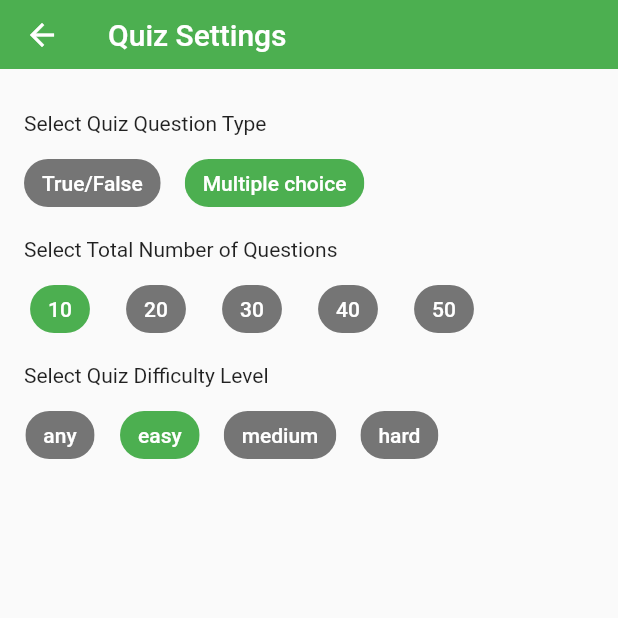
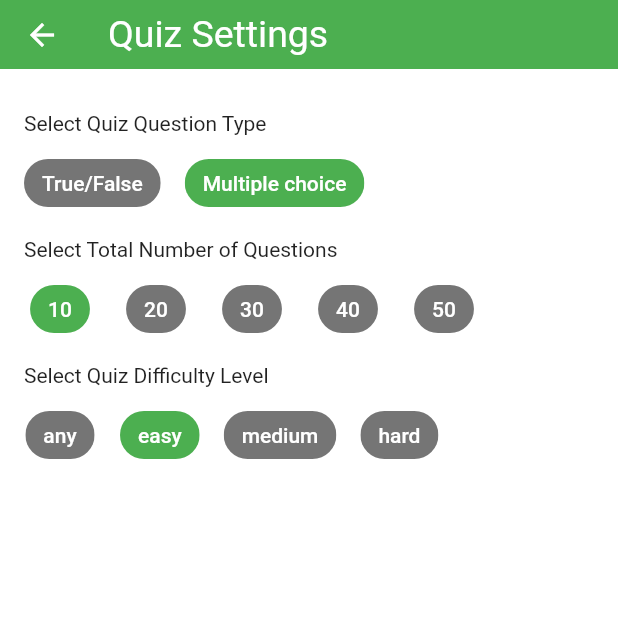
Before and after one commit to MrBooi/trivia_quiz_app, a Flutter app: the screen it shows after launch, after a tap on the "settings" icon, on a phone screen of 412 x 824 dp, the top half of it. Run offline on Flutter 3.47's test engine with Material 2 defaults, Android fonts, the phone set to English and light mode, and no system bars; our stand-ins replace auto_size_text, dio, flutter_custom_clippers, flutter_riverpod, freezed_annotation; generated files the repository leaves out were written again; network calls fail.

Commit message:
feat(app_themes): registered app themes

```diff
--- a/lib/core/presentation/app_widget.dart
+++ b/lib/core/presentation/app_widget.dart
@@ -1,4 +1,5 @@
 import 'package:flutter/material.dart';
+import 'package:opentrivia/core/styles/app_themes.dart';
 import 'package:opentrivia/features/home/presentation/home.dart';
 
 class AppWidget extends StatelessWidget {
@@ -8,9 +9,7 @@ class AppWidget extends StatelessWidget {
   Widget build(BuildContext context) {
     return MaterialApp(
       title: 'Trivia Quiz',
-      theme: ThemeData(
-        primarySwatch: Colors.green,
-      ),
+      theme: AppThemes.appTheme,
       home: const HomePage(),
     );
   }
--- a/lib/core/styles/app_themes.dart
+++ b/lib/core/styles/app_themes.dart
@@ -0,0 +1,26 @@
+import 'package:flutter/material.dart';
+import 'package:opentrivia/core/styles/app_colors.dart';
+import 'package:opentrivia/core/styles/app_text_styles.dart';
+import 'package:opentrivia/core/styles/text_theme.dart';
+
+class AppThemes {
+  // app theme data setup
+  static ThemeData get appTheme {
+    return ThemeData(
+      primaryColor: AppColors.getMaterialColorFromColor(AppColors.primary),
+      colorScheme: const ColorScheme.light(
+        primary: AppColors.primary,
+        secondary: AppColors.secondary,
+      ),
+      backgroundColor: AppColors.primary,
+      scaffoldBackgroundColor: AppColors.white,
+      textTheme: TextThemes.textTheme,
+      primaryTextTheme: TextThemes.primaryTextTheme,
+      appBarTheme: const AppBarTheme(
+        elevation: 0,
+        backgroundColor: AppColors.primary,
+        titleTextStyle: AppTextStyles.h2,
+      ),
+    );
+  }
+}
```
